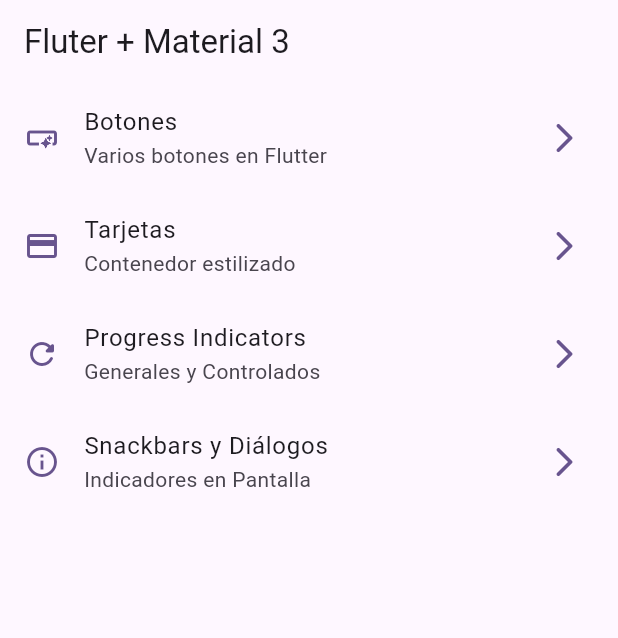
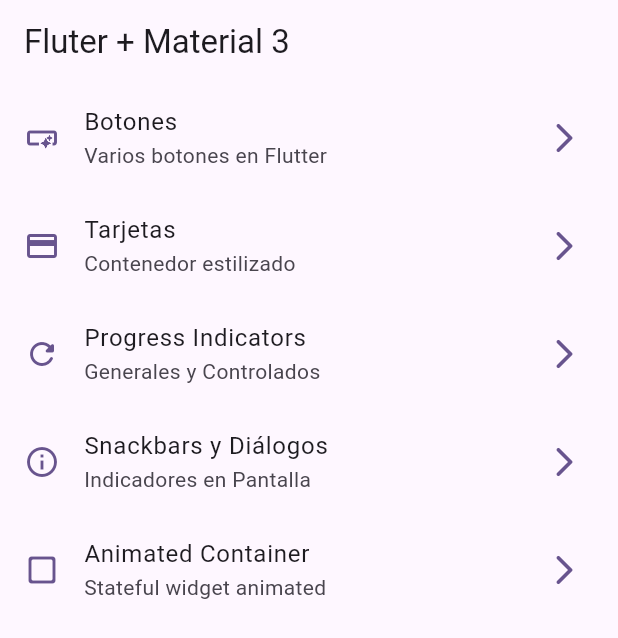
Before and after one commit to felipe9520/widget-app, a Flutter app: the screen it shows after launch, on a phone screen of 412 x 824 dp. Shown: the top 638 px of the screen. Run offline on Flutter 3.47's test engine with Material 3 defaults, Android fonts, the phone set to English and light mode, and no system bars; our stand-ins replace go_router.

Commit message:
animated container finished

```diff
--- a/lib/config/menu/menu_items.dart
+++ b/lib/config/menu/menu_items.dart
@@ -50,4 +50,11 @@ const appMenuItems = <MenuItem>[
     icon: Icons.info_outline
   ),
 
+  MenuItem(
+    title: 'Animated Container',
+    subtitle: 'Stateful widget animated',
+    link: '/animated',
+    icon: Icons.check_box_outline_blank_rounded
+  ),
+
 ];
--- a/lib/config/router/app_router.dart
+++ b/lib/config/router/app_router.dart
@@ -36,5 +36,11 @@ final appRouter = GoRouter(
       name: SnackbarScreen.name,
       builder: (context, state) => const SnackbarScreen(),
     ),
+
+    GoRoute(
+      path: '/animated',
+      name: AnimatedScreen.name,
+      builder: (context, state) => const AnimatedScreen(),
+    ),
   ],
 );
```
Also changed, not shown: lib/presentation/screens/animated/animated_screen.dart (+54 -2 lines).
